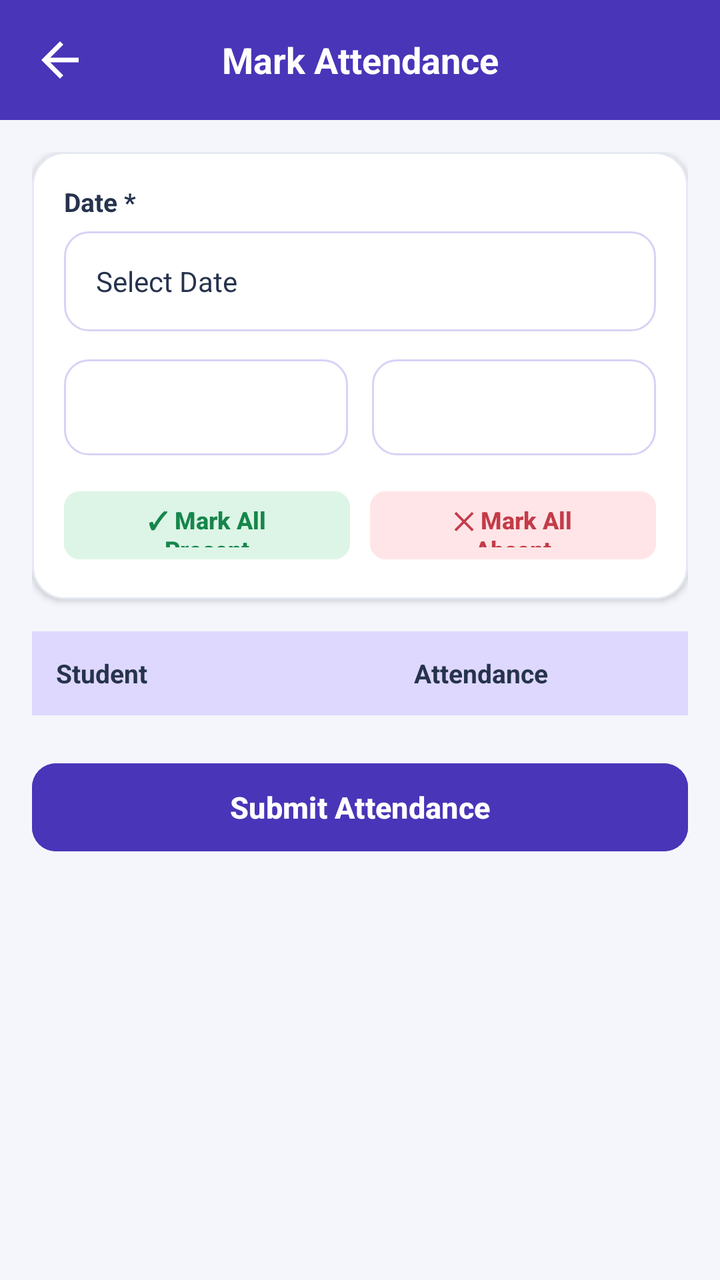
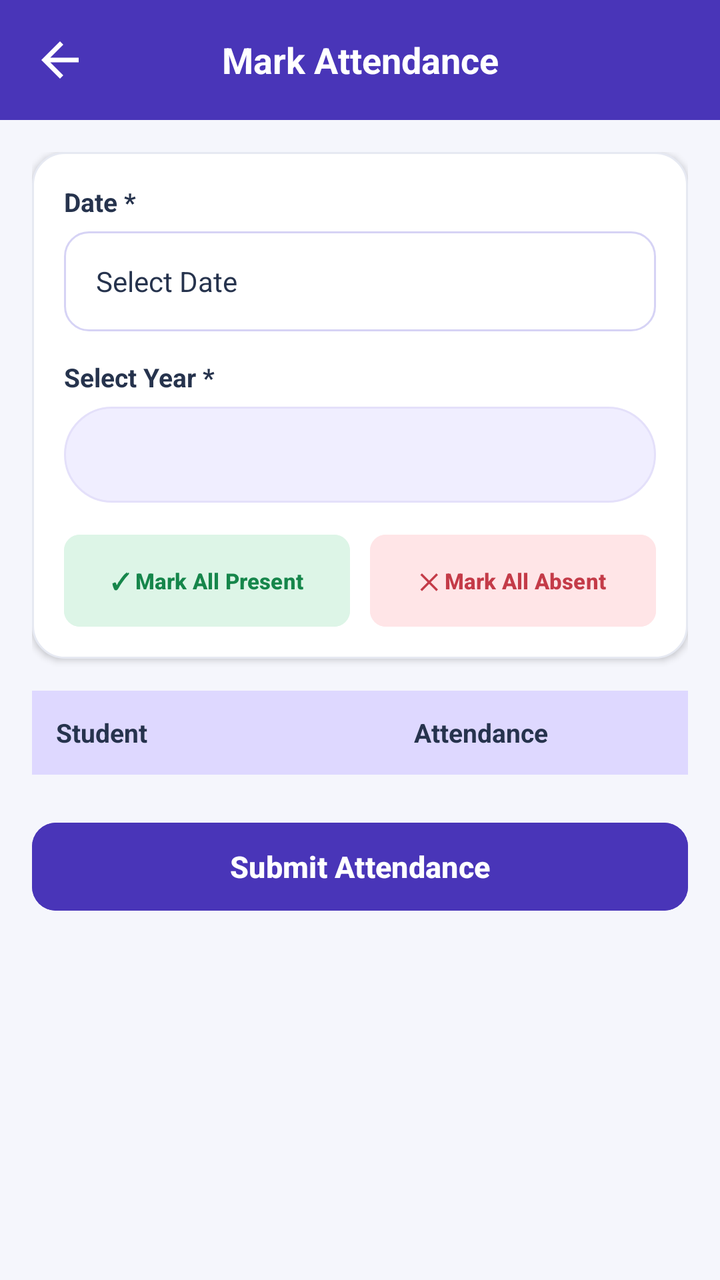

Before-and-after screenshots of an Android layout around one commit, followed by the original layout XML and the change that was made.
<!-- AndroidManifest.xml: application theme Theme.TrackPoint -->
<!-- res/layout/activity_mark_attendance.xml -->
<?xml version="1.0" encoding="utf-8"?>
<androidx.constraintlayout.widget.ConstraintLayout
    xmlns:android="http://schemas.android.com/apk/res/android"
    xmlns:app="http://schemas.android.com/apk/res-auto"
    android:layout_width="match_parent"
    android:layout_height="match_parent"
    android:background="#4935B8"
    android:fitsSystemWindows="true">

    
    <LinearLayout
        android:id="@+id/header"
        android:layout_width="match_parent"
        android:layout_height="60dp"
        android:orientation="horizontal"
        android:gravity="center_vertical"
        android:paddingStart="16dp"
        android:paddingEnd="16dp"
        android:background="#4935B8"
        app:layout_constraintTop_toTopOf="parent">

        <ImageView
            android:id="@+id/btnBack"
            android:layout_width="28dp"
            android:layout_height="28dp"
            android:src="@drawable/back_symbol"
            app:tint="#FFFFFF"
            android:contentDescription="Back"/>

        <TextView
            android:layout_width="0dp"
            android:layout_height="wrap_content"
            android:layout_weight="1"
            android:text="Mark Attendance"
            android:textColor="#FFFFFF"
            android:textSize="18sp"
            android:textStyle="bold"
            android:gravity="center"/>

        <View
            android:layout_width="28dp"
            android:layout_height="28dp"/>

    </LinearLayout>

    
    <ScrollView
        android:layout_width="match_parent"
        android:layout_height="0dp"
        android:fillViewport="true"
        android:padding="16dp"
        android:background="#F5F6FC"
        app:layout_constraintTop_toBottomOf="@id/header"
        app:layout_constraintBottom_toBottomOf="parent">

        <LinearLayout
            android:layout_width="match_parent"
            android:layout_height="wrap_content"
            android:orientation="vertical">

            
            <LinearLayout
                android:layout_width="match_parent"
                android:layout_height="wrap_content"
                android:orientation="vertical"
                android:padding="16dp"
                android:background="@drawable/action_card"
                android:elevation="2dp"
                android:layout_marginBottom="16dp">

                
                <TextView
                    android:layout_width="wrap_content"
                    android:layout_height="wrap_content"
                    android:text="Date *"
                    android:textColor="#26334D"
                    android:textStyle="bold"
                    android:textSize="13sp"/>

                
                <TextView
                    android:id="@+id/tvAttendanceDate"
                    android:layout_width="match_parent"
                    android:layout_height="50dp"
                    android:gravity="center_vertical"
                    android:paddingStart="16dp"
                    android:paddingEnd="16dp"
                    android:layout_marginTop="6dp"
                    android:layout_marginBottom="14dp"
                    android:background="@drawable/input_box"
                    android:text="Select Date"
                    android:textColor="#26334D"
                    android:textSize="14sp"/>

                
                <LinearLayout
                    android:layout_width="match_parent"
                    android:layout_height="48dp"
                    android:orientation="horizontal"
                    android:layout_marginBottom="14dp">

                    <Spinner
                        android:id="@+id/spYear"
                        android:layout_width="0dp"
                        android:layout_height="match_parent"
                        android:layout_weight="1"
                        android:layout_marginEnd="6dp"
                        android:background="@drawable/input_box"
                        android:paddingStart="8dp"
                        android:paddingEnd="8dp"/>

                    <Spinner
                        android:id="@+id/spSection"
                        android:layout_width="0dp"
                        android:layout_height="match_parent"
                        android:layout_weight="1"
                        android:layout_marginStart="6dp"
                        android:background="@drawable/input_box"
                        android:paddingStart="8dp"
                        android:paddingEnd="8dp"/>

                </LinearLayout>

                
                <LinearLayout
                    android:layout_width="match_parent"
                    android:layout_height="42dp"
                    android:orientation="horizontal">

                    <Button
                        android:id="@+id/btnAllPresent"
                        android:layout_width="0dp"
                        android:layout_height="match_parent"
                        android:layout_weight="1"
                        android:layout_marginEnd="5dp"
                        android:text="✓ Mark All Present"
                        android:textAllCaps="false"
                        android:textSize="12sp"
                        android:textStyle="bold"
                        android:textColor="#16864B"
                        android:backgroundTint="#DDF5E7"
                        android:minHeight="0dp"
                        android:minWidth="0dp"
                        app:cornerRadius="8dp"/>

                    <Button
                        android:id="@+id/btnAllAbsent"
                        android:layout_width="0dp"
                        android:layout_height="match_parent"
                        android:layout_weight="1"
                        android:layout_marginStart="5dp"
                        android:text="✕ Mark All Absent"
                        android:textAllCaps="false"
                        android:textSize="12sp"
                        android:textStyle="bold"
                        android:textColor="#C43B48"
                        android:backgroundTint="#FFE5E7"
                        android:minHeight="0dp"
                        android:minWidth="0dp"
                        app:cornerRadius="8dp"/>

                </LinearLayout>

            </LinearLayout>

            
            <LinearLayout
                android:layout_width="match_parent"
                android:layout_height="42dp"
                android:orientation="horizontal"
                android:gravity="center_vertical"
                android:paddingStart="12dp"
                android:paddingEnd="12dp"
                android:background="#DED8FF">

                <TextView
                    android:layout_width="0dp"
                    android:layout_height="wrap_content"
                    android:layout_weight="1"
                    android:text="Student"
                    android:textColor="#26334D"
                    android:textStyle="bold"
                    android:textSize="13sp"/>

                <TextView
                    android:layout_width="125dp"
                    android:layout_height="wrap_content"
                    android:text="Attendance"
                    android:textColor="#26334D"
                    android:textStyle="bold"
                    android:textSize="13sp"/>

            </LinearLayout>

            
            <LinearLayout
                android:id="@+id/attendanceList"
                android:layout_width="match_parent"
                android:layout_height="wrap_content"
                android:orientation="vertical"/>

            
            <Button
                android:id="@+id/btnSubmitAttendance"
                android:layout_width="match_parent"
                android:layout_height="52dp"
                android:layout_marginTop="20dp"
                android:layout_marginBottom="20dp"
                android:text="Submit Attendance"
                android:textAllCaps="false"
                android:textColor="#FFFFFF"
                android:textSize="15sp"
                android:textStyle="bold"
                android:backgroundTint="#4935B8"
                app:cornerRadius="12dp"/>

        </LinearLayout>

    </ScrollView>

</androidx.constraintlayout.widget.ConstraintLayout>
<!-- resources referenced by this layout -->
<resources>
  <!-- drawable action_card (drawable) -->
  <shape xmlns:android="http://schemas.android.com/apk/res/android">
      <solid android:color="#FFFFFF"/>
      <stroke android:width="1dp" android:color="#E6E9F2"/>
      <corners android:radius="16dp"/>
  </shape>
  <!-- drawable back_symbol (drawable) -->
  <vector xmlns:android="http://schemas.android.com/apk/res/android" android:autoMirrored="true" android:height="24dp" android:tint="#000000" android:viewportHeight="24" android:viewportWidth="24" android:width="24dp">
        
      <path android:fillColor="@android:color/white" android:pathData="M20,11H7.83l5.59,-5.59L12,4l-8,8 8,8 1.41,-1.41L7.83,13H20v-2z"/>
      
  </vector>
  <!-- drawable input_box (drawable) -->
  <?xml version="1.0" encoding="utf-8"?>
  <shape xmlns:android="http://schemas.android.com/apk/res/android"
      android:shape="rectangle">
  
      <solid android:color="#FFFFFF" />
  
      <stroke
          android:width="1dp"
          android:color="#D6D3F5" />
  
      <corners android:radius="12dp" />
  
      <padding
          android:left="12dp"
          android:right="12dp"
          android:top="4dp"
          android:bottom="4dp" />
  
  </shape>
  <style name="Theme.TrackPoint" parent="Base.Theme.TrackPoint" />
  <style name="Base.Theme.TrackPoint" parent="Theme.Material3.DayNight.NoActionBar">
          
          
      </style>
</resources>

<!-- the commit's change to res/layout/activity_mark_attendance.xml (unified diff, before → after) -->
@@ -93,38 +93,28 @@
                     android:textSize="14sp"/>
 
                 
+                <TextView
+                    android:layout_width="wrap_content"
+                    android:layout_height="wrap_content"
+                    android:text="Select Year *"
+                    android:textColor="#26334D"
+                    android:textStyle="bold"
+                    android:textSize="13sp"/>
+
+                <Spinner
+                    android:id="@+id/spYear"
+                    android:layout_width="match_parent"
+                    android:layout_height="48dp"
+                    android:layout_marginTop="6dp"
+                    android:layout_marginBottom="16dp"
+                    android:background="@drawable/filter_box"
+                    android:paddingStart="12dp"
+                    android:paddingEnd="12dp"/>
+
+                
                 <LinearLayout
                     android:layout_width="match_parent"
-                    android:layout_height="48dp"
-                    android:orientation="horizontal"
-                    android:layout_marginBottom="14dp">
-
-                    <Spinner
-                        android:id="@+id/spYear"
-                        android:layout_width="0dp"
-                        android:layout_height="match_parent"
-                        android:layout_weight="1"
-                        android:layout_marginEnd="6dp"
-                        android:background="@drawable/input_box"
-                        android:paddingStart="8dp"
-                        android:paddingEnd="8dp"/>
-
-                    <Spinner
-                        android:id="@+id/spSection"
-                        android:layout_width="0dp"
-                        android:layout_height="match_parent"
-                        android:layout_weight="1"
-                        android:layout_marginStart="6dp"
-                        android:background="@drawable/input_box"
-                        android:paddingStart="8dp"
-                        android:paddingEnd="8dp"/>
-
-                </LinearLayout>
-
-                
-                <LinearLayout
-                    android:layout_width="match_parent"
-                    android:layout_height="42dp"
+                    android:layout_height="46dp"
                     android:orientation="horizontal">
 
                     <Button
@@ -133,14 +123,22 @@
                         android:layout_height="match_parent"
                         android:layout_weight="1"
                         android:layout_marginEnd="5dp"
+                        android:paddingStart="4dp"
+                        android:paddingEnd="4dp"
+                        android:paddingTop="2dp"
+                        android:paddingBottom="2dp"
                         android:text="✓ Mark All Present"
                         android:textAllCaps="false"
-                        android:textSize="12sp"
+                        android:textSize="11sp"
                         android:textStyle="bold"
                         android:textColor="#16864B"
                         android:backgroundTint="#DDF5E7"
                         android:minHeight="0dp"
                         android:minWidth="0dp"
+                        android:insetTop="0dp"
+                        android:insetBottom="0dp"
+                        android:singleLine="true"
+                        android:gravity="center"
                         app:cornerRadius="8dp"/>
 
                     <Button
@@ -149,14 +147,22 @@
                         android:layout_height="match_parent"
                         android:layout_weight="1"
                         android:layout_marginStart="5dp"
+                        android:paddingStart="4dp"
+                        android:paddingEnd="4dp"
+                        android:paddingTop="2dp"
+                        android:paddingBottom="2dp"
                         android:text="✕ Mark All Absent"
                         android:textAllCaps="false"
-                        android:textSize="12sp"
+                        android:textSize="11sp"
                         android:textStyle="bold"
                         android:textColor="#C43B48"
                         android:backgroundTint="#FFE5E7"
                         android:minHeight="0dp"
                         android:minWidth="0dp"
+                        android:insetTop="0dp"
+                        android:insetBottom="0dp"
+                        android:singleLine="true"
+                        android:gravity="center"
                         app:cornerRadius="8dp"/>
 
                 </LinearLayout>
<!-- resource entries referenced after the edit -->
@@ -12,6 +12,12 @@
       <path android:fillColor="@android:color/white" android:pathData="M20,11H7.83l5.59,-5.59L12,4l-8,8 8,8 1.41,-1.41L7.83,13H20v-2z"/>
       
   </vector>
+  <!-- drawable filter_box (drawable) -->
+  <shape xmlns:android="http://schemas.android.com/apk/res/android">
+      <solid android:color="#F0EEFF"/>
+      <stroke android:width="1dp" android:color="#E4E0FA"/>
+      <corners android:radius="25dp"/>
+  </shape>
   <!-- drawable input_box (drawable) -->
   <?xml version="1.0" encoding="utf-8"?>
   <shape xmlns:android="http://schemas.android.com/apk/res/android"
